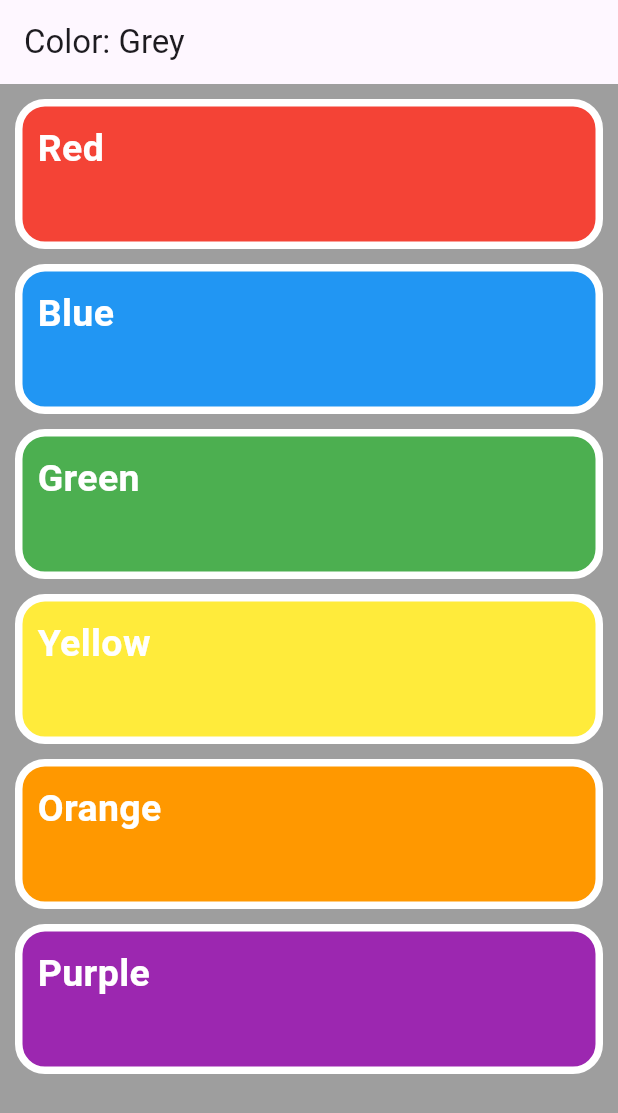
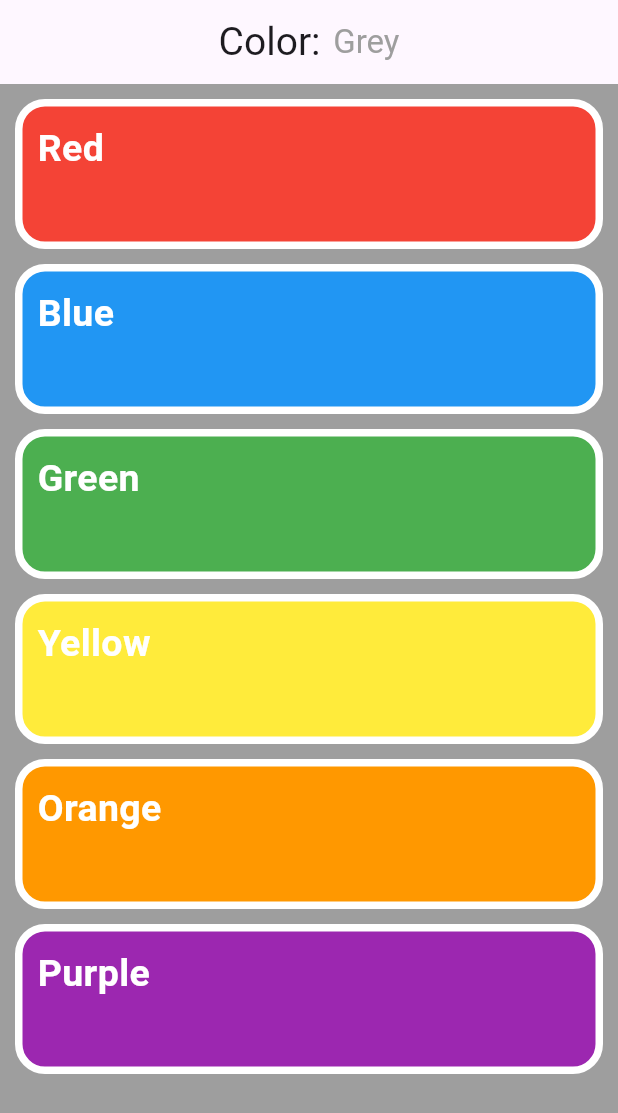
Before and after one commit to santoshkafle/provider_demo, a Flutter app: the screen it shows after launch, on a phone screen of 412 x 824 dp. Shown: the top 1113 px of the screen. Run offline on Flutter 3.47's test engine with Material 3 defaults, Android fonts, the phone set to English and light mode, and no system bars.

Commit message:
clor page update

```diff
--- a/lib/main.dart
+++ b/lib/main.dart
@@ -1,7 +1,6 @@
 import 'package:flutter/material.dart';
 import 'package:provider/provider.dart';
 import 'package:provider_demo/page/color_page.dart';
-import 'package:provider_demo/page/home_page.dart';
 import 'package:provider_demo/provider/color_provider.dart';
 import 'package:provider_demo/provider/counter_provider.dart';
 import 'package:provider_demo/provider/name_provider.dart';
--- a/lib/page/color_page.dart
+++ b/lib/page/color_page.dart
@@ -29,7 +29,25 @@ class ColorPage extends StatelessWidget {
   Widget build(BuildContext context) {
     return Scaffold(
       appBar: AppBar(
-        title: Text("Color: ${context.watch<ColorProvider>().getColorName}"),
+        title: Consumer(
+          builder: (ctx, _, _) {
+            return Row(
+              mainAxisAlignment: MainAxisAlignment.center,
+              spacing: 2,
+              children: [
+                Text("Color: ", style: TextStyle(fontSize: 26)),
+                Text(
+                  ctx.watch<ColorProvider>().getColorName,
+                  style: TextStyle(
+                    color: ctx.watch<ColorProvider>().color,
+                    fontSize: 22,
+                  ),
+                ),
+              ],
+            );
+          },
+        ),
+        centerTitle: true,
       ),
       backgroundColor: context.watch<ColorProvider>().color,
       body: ListView.builder(
```
